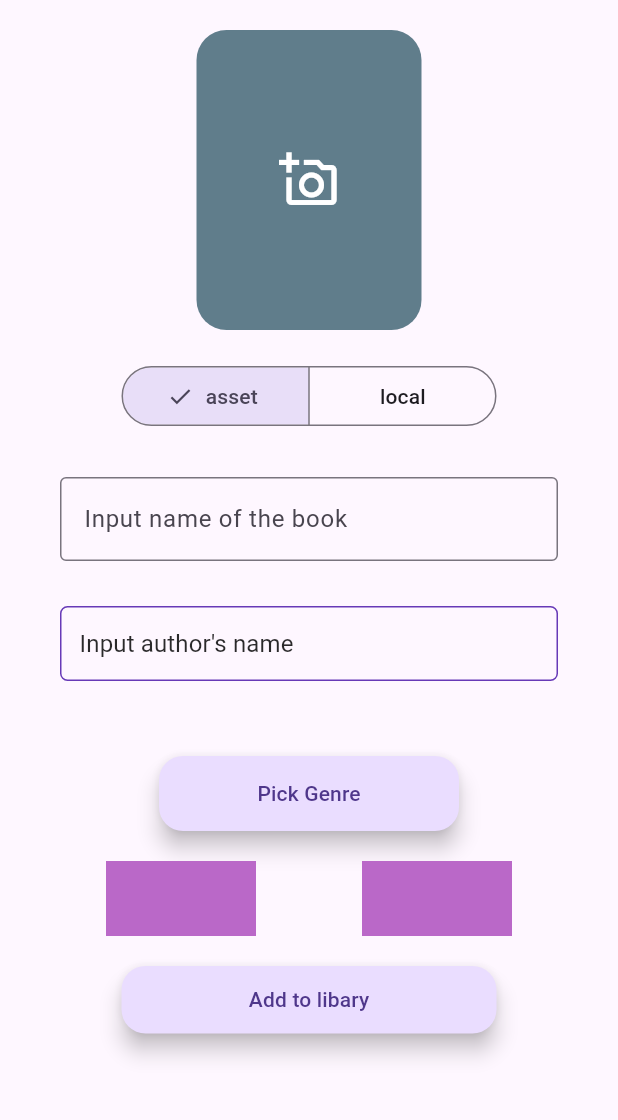
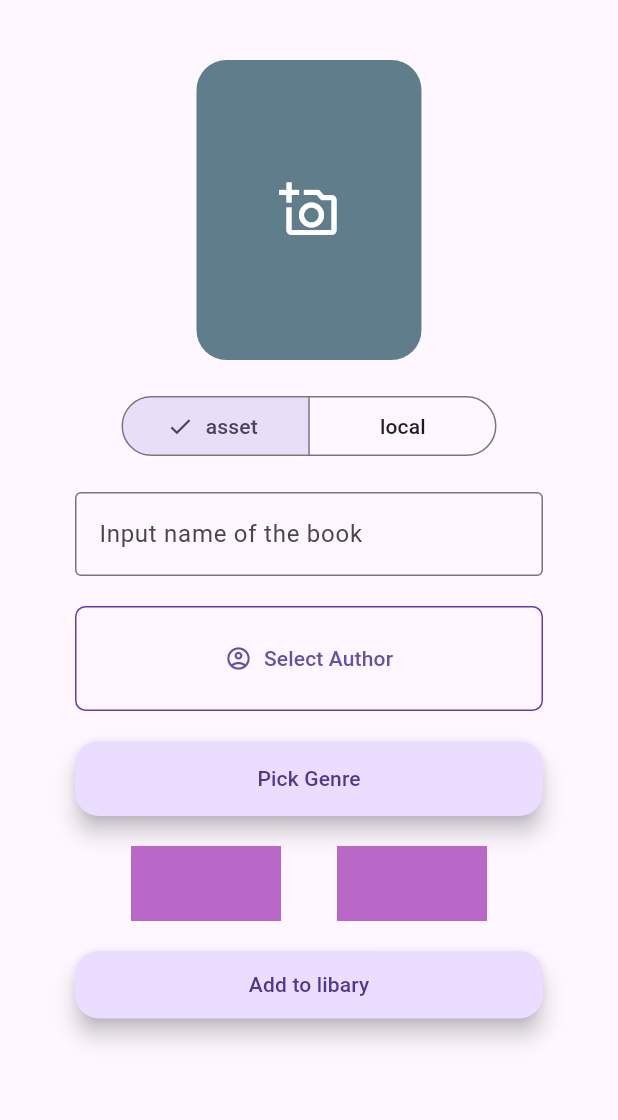
Before and after one commit to Romeo-Romario/Bookies, a Flutter app: the BookAddingPage screen opened by its route, on a phone screen of 412 x 824 dp, the part 84-1204 px from its top. Run offline on Flutter 3.47's test engine with Material 3 defaults, Android fonts, the phone set to English and light mode, and no system bars; our stand-ins replace dashed_circular_progress_bar, drift, drift_flutter, flutter_rating, image_cropper, image_picker and 1 more; accounts and stored records are empty; generated files the repository leaves out were written again.

Commit message:
Finish designing authors search bar

```diff
--- a/bookies/lib/pages/book_adding_page.dart
+++ b/bookies/lib/pages/book_adding_page.dart
@@ -2,6 +2,7 @@ import 'package:bookies/services/modules/adding_page_view/models/image_saver.dar
 import 'package:bookies/services/modules/adding_page_view/widgets/author_picker_dialog.dart';
 import 'package:bookies/services/modules/adding_page_view/widgets/image_picker.dart';
 import 'package:bookies/services/shared/custom_enums/image_source_type.dart';
+import 'package:bookies/services/shared/db/data.dart';
 import 'package:flutter/material.dart';
 
 class BookAddingPage extends StatefulWidget {
@@ -15,8 +16,7 @@ class _BookAddingPageState extends State<BookAddingPage> {
   final bookNameController = TextEditingController();
   ImageSourceType imageSourceType = ImageSourceType.asset;
   String? imagePath;
-  String? author;
-
+  AuthorsInfoTableData? author;
   //TODO: use ImageSaver
   ImageSaver _imageSaver = ImageSaver();
   @override
@@ -30,10 +30,11 @@ class _BookAddingPageState extends State<BookAddingPage> {
         elevation: 0,
       ),
       body: SingleChildScrollView(
-        child: Form(
+        child: Padding(
+          padding: const EdgeInsets.symmetric(horizontal: 50),
           child: Column(
-            // mainAxisAlignment: MainAxisAlignment.spaceAround,
-            crossAxisAlignment: CrossAxisAlignment.center,
+            spacing: 20,
+            crossAxisAlignment: CrossAxisAlignment.stretch,
             children: [
               SizedBox(height: 20),
               ImagePickerView(
@@ -41,54 +42,27 @@ class _BookAddingPageState extends State<BookAddingPage> {
                 onImageSourceTypeChanged: (imageSourceType) =>
                     this.imageSourceType = imageSourceType,
               ),
-              Padding(
-                padding: const EdgeInsets.fromLTRB(40, 30, 40, 0),
-                child: TextFormField(
+              TextFormField(
                 controller: bookNameController,
                 decoration: const InputDecoration(
                     border: OutlineInputBorder(),
                     labelText: 'Input name of the book'),
               ),
+              OutlinedButton.icon(
+                style: OutlinedButton.styleFrom(
+                  padding: EdgeInsets.symmetric(vertical: 25),
+                  shape: RoundedRectangleBorder(
+                    borderRadius: BorderRadius.circular(7),
                   ),
-              Padding(
-                padding:
-                    const EdgeInsets.symmetric(horizontal: 40, vertical: 30),
-                child: Container(
-                  height: 50,
-                  constraints: BoxConstraints(minWidth: double.infinity),
-                  decoration: BoxDecoration(
-                    color: Color(int.parse("0xFFfef7ff")),
-                    borderRadius: BorderRadius.circular(5),
-                    border: Border.all(color: Colors.deepPurple),
+                  side: BorderSide(color: Colors.deepPurple, width: 1),
                 ),
-                  child: TextButton(
-                    // TODO: add dialog
                 onPressed: () async {
-                      //TODO: Save the image that will be used by book
-                      author = await AuthorPickerDialog.showAsDialog(
-                          context: context);
+                  author =
+                      await AuthorPickerDialog.showAsDialog(context: context);
+                  setState(() {});
                 },
-                    style: TextButton.styleFrom(
-                      backgroundColor: Colors.transparent,
-                      shape: RoundedRectangleBorder(
-                        borderRadius: BorderRadius.circular(5),
-                      ),
-                    ),
-                    child: Align(
-                      alignment: Alignment.centerLeft,
-                      child: Text(
-                        "Input author's name",
-                        style: TextStyle(
-                            color: const Color.fromARGB(213, 0, 0, 0),
-                            fontSize: 16,
-                            fontWeight: FontWeight.w400),
-                      ),
-                    ),
-                  ),
-                ),
-              ),
-              SizedBox(
-                height: 20,
+                label: Text(author?.author_fullname ?? "Select Author"),
+                icon: Icon(Icons.account_circle_outlined),
               ),
               SizedBox(
                 width: 200,
@@ -98,9 +72,6 @@ class _BookAddingPageState extends State<BookAddingPage> {
                   heroTag: UniqueKey(),
                   child: Text("Pick Genre"),
                 ),
-              ),
-              SizedBox(
-                height: 20,
               ),
               Row(
                 mainAxisAlignment: MainAxisAlignment.spaceEvenly,
@@ -117,14 +88,13 @@ class _BookAddingPageState extends State<BookAddingPage> {
                   ),
                 ],
               ),
-              SizedBox(
-                height: 20,
-              ),
               Container(
                 width: 250,
                 height: 45,
                 child: FloatingActionButton(
-                    onPressed: () {},
+                    onPressed: () {
+                      //TODO: Save the image that will be used by book
+                    },
                     heroTag: UniqueKey(),
                     child: Text("Add to libary")),
               )
--- /dev/null
+++ b/bookies/lib/services/modules/adding_page_view/models/authors_recomendation.dart
@@ -0,0 +1,16 @@
+import 'package:bookies/services/shared/db/data.dart';
+import 'package:drift/drift.dart';
+
+class AuthorsRecomendation {
+  Database db = Database();
+
+  Future<List<AuthorsInfoTableData>> getAuthors(String? startingSymbols) {
+    if (startingSymbols == "" || startingSymbols == null) {
+      return db.select(db.authorsInfoTable).get();
+    }
+    final query = db.select(db.authorsInfoTable)
+      // ..where((tbl) => tbl.author_fullname.upper().like('$startingSymbols%'));
+      ..where((tbl) => tbl.author_fullname.upper().contains(startingSymbols));
+    return query.get();
+  }
+}
```
Also changed, not shown: bookies/lib/pages/libary_page.dart (+3 -4 lines), bookies/lib/services/modules/adding_page_view/widgets/author_input/author_recomendation_list_tile.dart (added, +59 -0 lines), bookies/lib/services/modules/adding_page_view/widgets/author_picker_dialog.dart (+33 -9 lines). Lines whose indentation alone changed are shown as unchanged.
